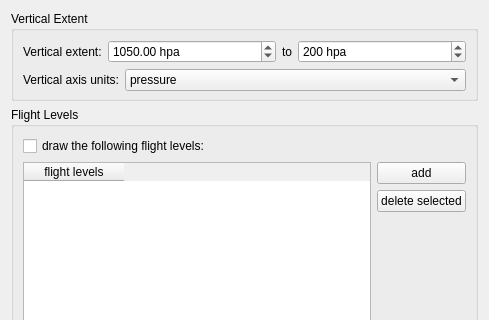
Above: mslib/msui/ui/ui_sideview_options.ui from Open-MSS/MSS before the change; both pictures show x 0 to 489 and y 0 to 320 of the 489 by 519 pixel window. Below: the same form after it.
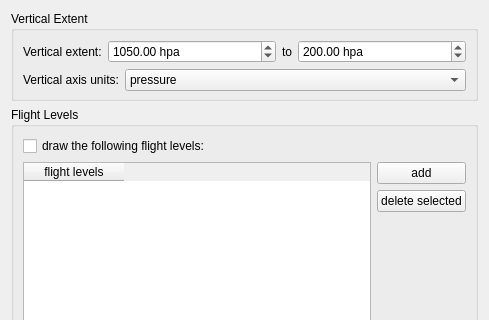
That is the form after the change.

Patch:
```diff
--- a/mslib/msui/ui/ui_sideview_options.ui
+++ b/mslib/msui/ui/ui_sideview_options.ui
@@ -65,7 +65,7 @@
          </widget>
         </item>
         <item>
-         <widget class="QSpinBox" name="sbPtop">
+         <widget class="QDoubleSpinBox" name="sbPtop">
           <property name="sizePolicy">
            <sizepolicy hsizetype="MinimumExpanding" vsizetype="Fixed">
             <horstretch>0</horstretch>
@@ -76,10 +76,10 @@
            <string> hpa</string>
           </property>
           <property name="minimum">
-           <number>1</number>
+           <number>0</number>
           </property>
           <property name="maximum">
-           <number>1050</number>
+           <number>2132</number>
           </property>
           <property name="value">
            <double>200</double>
```
Left out of the diff: 4 changed lines with no effect on the pictures.
